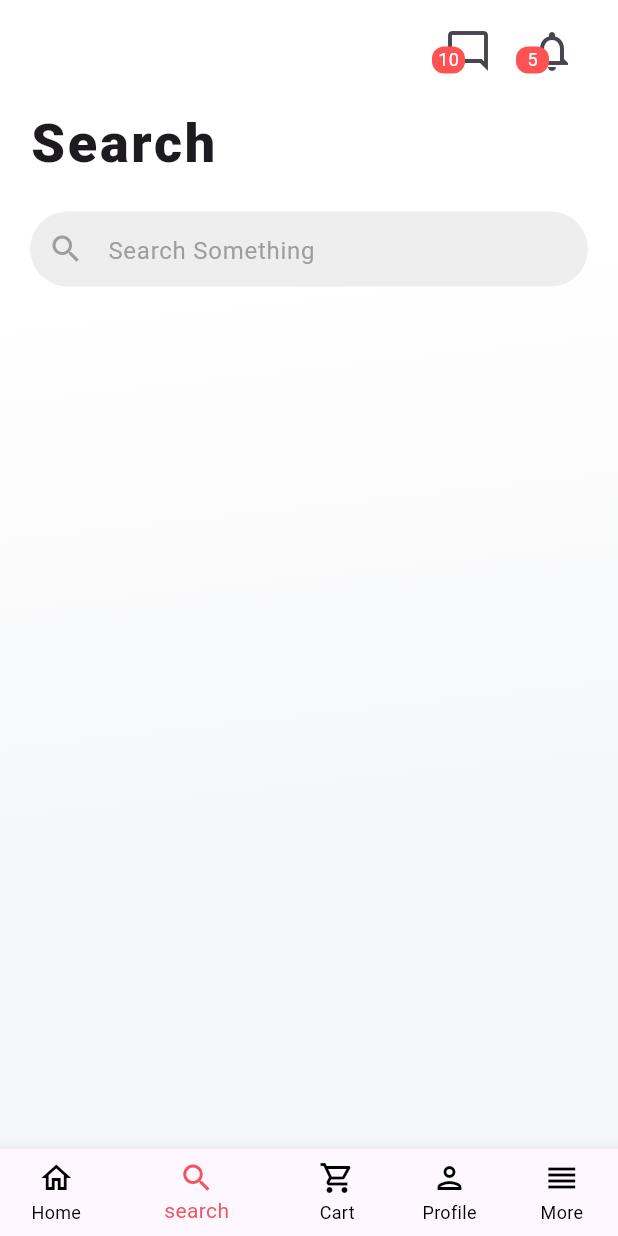
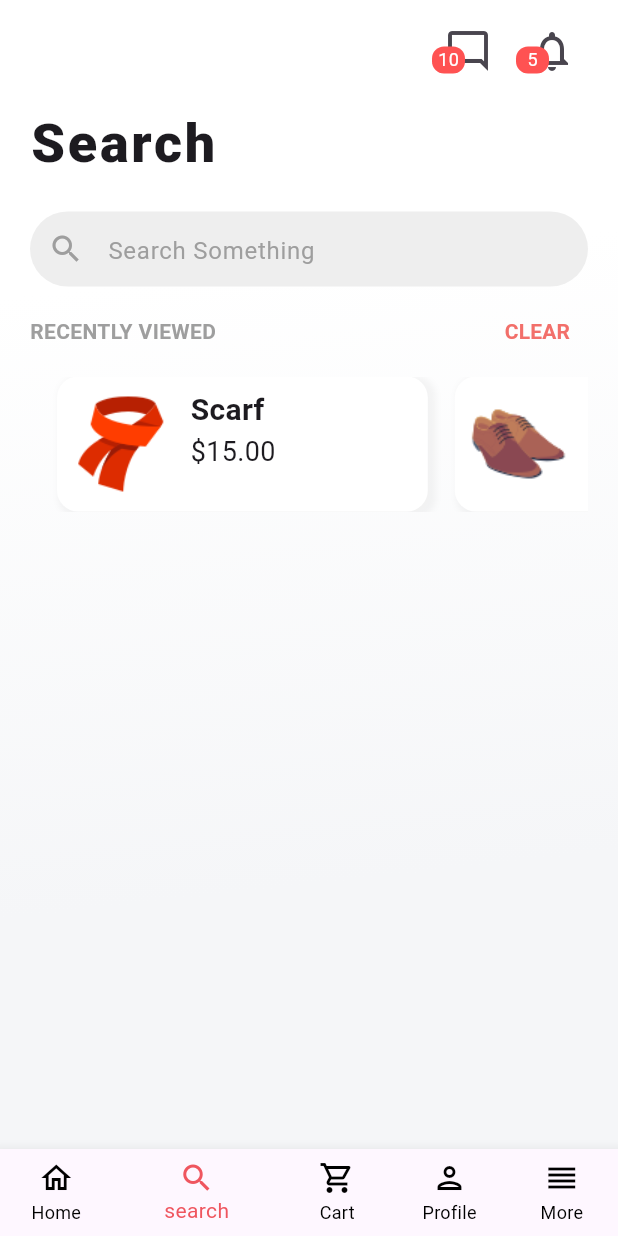
Before and after one commit to youssefhedefa/e_commerce, a Flutter app: the screen it shows after launch, item 2 of the bottom bar chosen, on a phone screen of 412 x 824 dp. Run offline on Flutter 3.47's test engine with Material 2 defaults, Android fonts, the phone set to English and light mode, and no system bars; our stand-ins replace bloc, dartz, firebase_auth, firebase_core, flutter_bloc, modal_progress_hud_nsn and 1 more; accounts and stored records are empty.

Commit message:
create recently items to search view

```diff
--- a/lib/features/search/presentation/views/search_view.dart
+++ b/lib/features/search/presentation/views/search_view.dart
@@ -1,8 +1,11 @@
+import 'package:e_commerce/core/utils/my_assets.dart';
 import 'package:e_commerce/features/home/presentation/views/widgets/custom_app_bar.dart';
 import 'package:e_commerce/features/home/presentation/views/widgets/custom_label.dart';
 import 'package:flutter/material.dart';
 
-import 'custom_search_field.dart';
+import 'widgets/custom_search_field.dart';
+import 'widgets/recently_item.dart';
+import 'widgets/recently_viewed_text.dart';
 
 class SearchView extends StatelessWidget {
   const SearchView({Key? key}) : super(key: key);
@@ -28,9 +31,12 @@ class SearchView extends StatelessWidget {
             children: [
               CustomAppBar(),
               CustomLabel(label: 'Search'),
-                SizedBox(height: 20,),
+              SizedBox(
+                height: 20,
+              ),
               CustomSearchField(),
-
+              RecentlyViewedText(),
+              RecentlyItemsList(),
             ],
           ),
         ),
@@ -38,3 +44,32 @@ class SearchView extends StatelessWidget {
     );
   }
 }
+
+class RecentlyItemsList extends StatelessWidget {
+  const RecentlyItemsList({Key? key}) : super(key: key);
+
+  @override
+  Widget build(BuildContext context) {
+    return SizedBox(
+      height: 90,
+      child: ListView(
+        physics: const BouncingScrollPhysics(),
+        scrollDirection: Axis.horizontal,
+        children: [
+          RecentlyItem(
+            image: MyAssets.scarf,
+            name: 'Scarf',
+            price: '15.00',
+          ),
+          RecentlyItem(
+            image: MyAssets.shoes,
+            name: 'Shoes',
+            price: '150.00',
+
+          ),
+        ],
+
+      ),
+    );
+  }
+}
--- /dev/null
+++ b/lib/features/search/presentation/views/widgets/recently_item.dart
@@ -0,0 +1,70 @@
+import 'package:e_commerce/core/utils/mobile_dimensions.dart';
+import 'package:flutter/material.dart';
+
+class RecentlyItem extends StatelessWidget {
+  const RecentlyItem({Key? key, required this.image, required this.name, required this.price}) : super(key: key);
+
+  final String image;
+  final String name;
+  final String price;
+
+  @override
+  Widget build(BuildContext context) {
+    return Padding(
+      padding: const EdgeInsets.only(left: 18.0),
+      child: Container(
+        width: MobileDimensions.getWidth(context) * 0.6,
+        height: 90,
+        decoration: BoxDecoration(
+          color: Colors.white,
+          boxShadow: [
+            BoxShadow(
+              color: Colors.grey.withOpacity(0.1),
+              spreadRadius: 2,
+              blurRadius: 3,
+              offset: const Offset(3, 2), // changes position of shadow
+            ),
+          ],
+          borderRadius: BorderRadius.circular(14),
+        ),
+        child: Row(
+          children: [
+            SizedBox(
+              width: 85,
+              height: 80,
+              child: Image(
+                image: AssetImage(image),
+              ),
+            ),
+             Padding(
+              padding: const EdgeInsets.only(
+                top: 8.0,
+                left: 4,
+              ),
+              child: Column(
+                mainAxisSize: MainAxisSize.max,
+                crossAxisAlignment: CrossAxisAlignment.start,
+                children: [
+                  Text(
+                    name,
+                    style: const TextStyle(
+                      fontWeight: FontWeight.w700,
+                      fontSize: 20,
+                    ),
+                  ),
+                  Text(
+                    '\$$price',
+                    style: const TextStyle(
+                      fontWeight: FontWeight.w400,
+                      fontSize: 18,
+                    ),
+                  ),
+                ],
+              ),
+            ),
+          ],
+        ),
+      ),
+    );
+  }
+}
--- /dev/null
+++ b/lib/features/search/presentation/views/widgets/recently_viewed_text.dart
@@ -0,0 +1,37 @@
+import 'package:e_commerce/core/utils/mobile_dimensions.dart';
+import 'package:flutter/material.dart';
+
+class RecentlyViewedText extends StatelessWidget {
+  const RecentlyViewedText({Key? key}) : super(key: key);
+
+  @override
+  Widget build(BuildContext context) {
+    return SizedBox(
+      height: 60,
+      width: MobileDimensions.getWidth(context) - 40,
+      child: Row(
+        mainAxisSize: MainAxisSize.max,
+        mainAxisAlignment: MainAxisAlignment.spaceBetween,
+        children: [
+          Text(
+            'RECENTLY VIEWED',
+            style: TextStyle(
+              color: Colors.grey[500],
+              fontWeight: FontWeight.w600,
+            ),
+          ),
+          TextButton(
+            onPressed: () {},
+            child: const Text(
+              'CLEAR',
+              style: TextStyle(
+                color: Color.fromRGBO(242, 111, 106, 1),
+                fontWeight: FontWeight.w700,
+              ),
+            ),
+          ),
+        ],
+      ),
+    );
+  }
+}
```
Also changed, not shown: lib/features/search/presentation/views/widgets/custom_search_field.dart (renamed from lib/features/search/presentation/views/custom_search_field.dart). Lines whose indentation alone changed are shown as unchanged.
